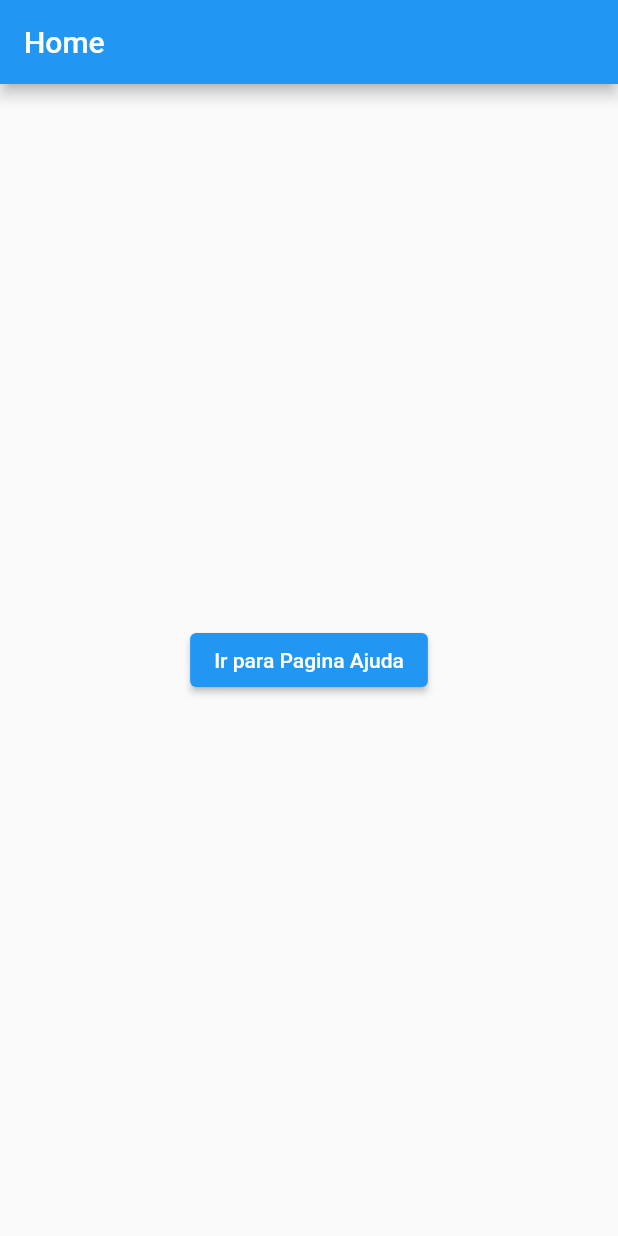
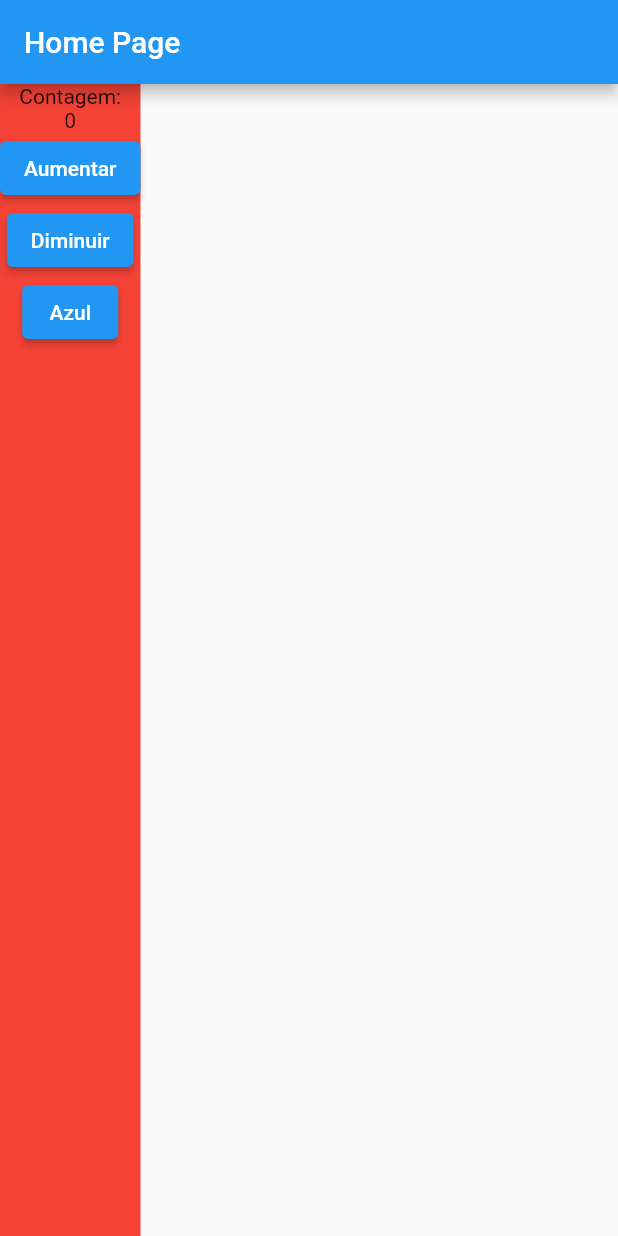
Before and after one commit to izaias1/flutter_001, a Flutter app: the screen it shows after launch, on a phone screen of 412 x 824 dp. Run offline on Flutter 3.47's test engine with Material 2 defaults, Android fonts, the phone set to English and light mode, and no system bars.

Commit message:
setState = Mudando o estado da pagina

```diff
--- a/lib/src/home.dart
+++ b/lib/src/home.dart
@@ -1,20 +1,51 @@
 import 'package:flutter/material.dart';
-import 'package:flutter_001/src/ajuda.dart';
 
-class HomePage extends StatelessWidget {
+class HomePage extends StatefulWidget {
+  @override
+  _HomePage createState() => _HomePage();
+}
+
+class _HomePage extends State<HomePage> {
+  int contagem = 0;
+  var fundo = Colors.red;
+
   @override
   Widget build(BuildContext context) {
     return Scaffold(
       appBar: AppBar(
-        title: Text('Home'),
+        title: const Text('Home Page'),
       ),
-      body: Center(
-        child: ElevatedButton(
-          onPressed: (() {
-            Navigator.pushNamed(context, '/ajuda',
-                arguments: Parametros('Ajuda 2', 'Mensagem 2'));
-          }),
-          child: const Text('Ir para Pagina Ajuda'),
+      body: Container(
+        color: fundo,
+        child: Column(
+          children: [
+            const Text('Contagem:'),
+            Text(contagem.toString()),
+            ElevatedButton(
+              onPressed: () {
+                setState(() {
+                  contagem = contagem + 1;
+                });
+              },
+              child: const Text('Aumentar'),
+            ),
+            ElevatedButton(
+              onPressed: () {
+                setState(() {
+                  contagem = contagem - 1;
+                });
+              },
+              child: const Text('Diminuir'),
+            ),
+            ElevatedButton(
+              onPressed: () {
+                setState(() {
+                  fundo = Colors.blue;
+                });
+              },
+              child: const Text('Azul'),
+            ),
+          ],
         ),
       ),
     );
```
